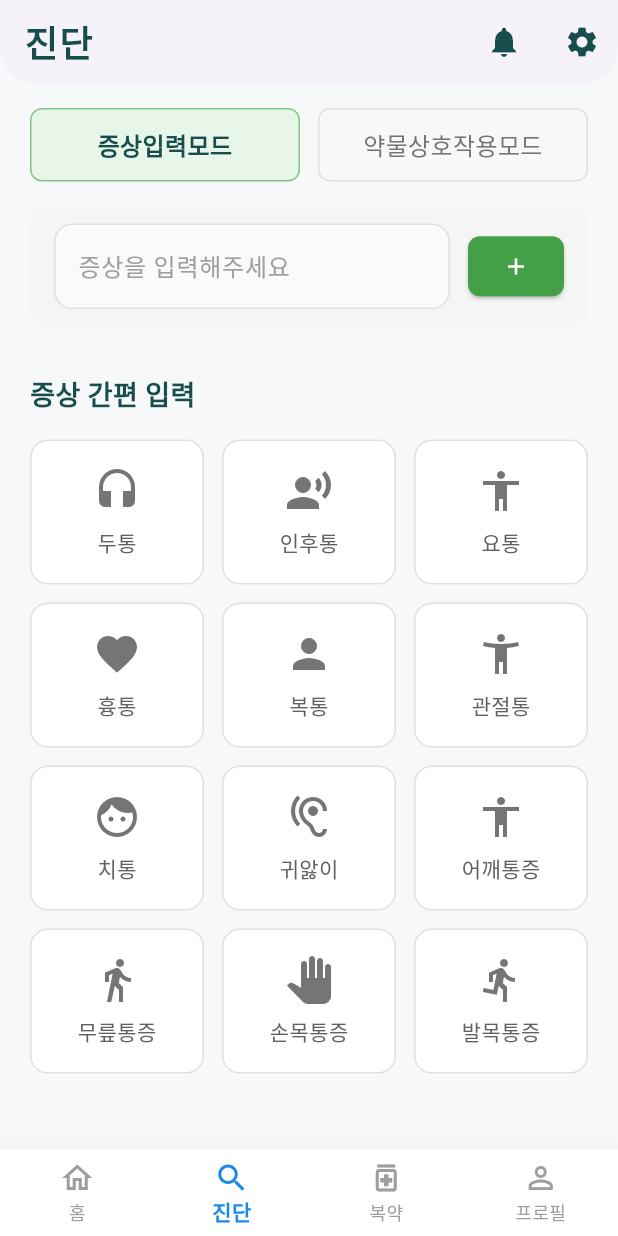
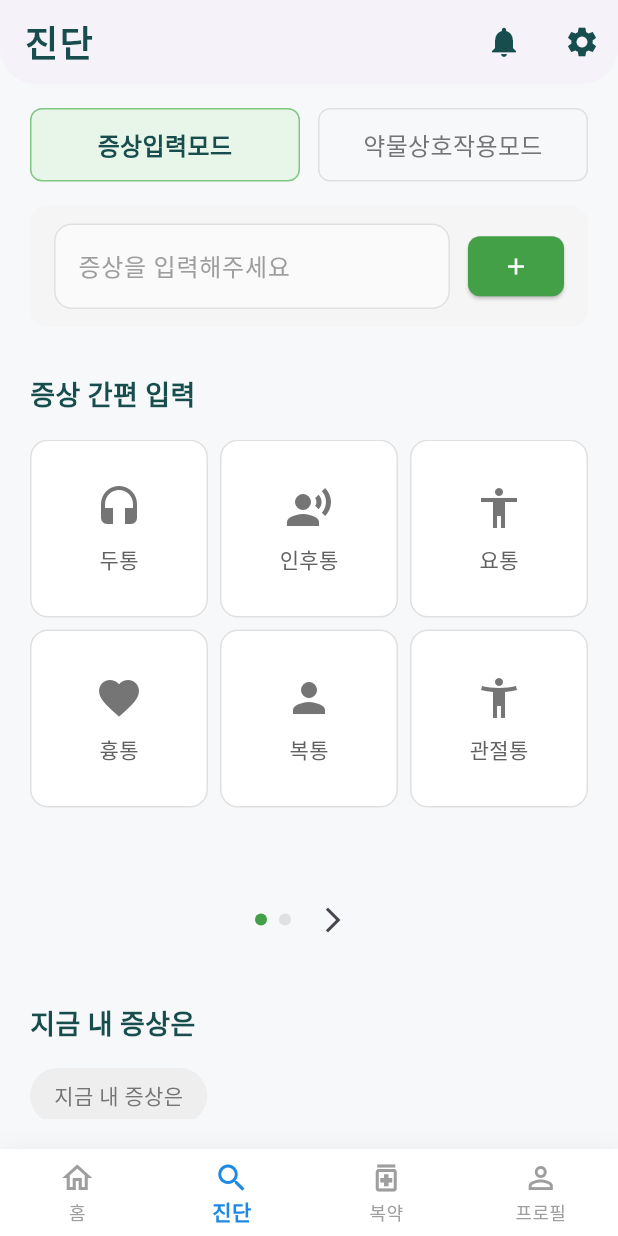
Before and after one commit to KICT2022/frontend, a Flutter app: the SearchScreen screen opened by its route, on a phone screen of 412 x 824 dp. Run offline on Flutter 3.47's test engine with Material 3 defaults, Android fonts, the phone set to English and light mode, and no system bars; our stand-ins replace go_router, shared_preferences; accounts and stored records are empty; Roboto replaces fonts that are missing (NotoSansKR).

Commit message:
증상 카드 페이지네이션 기능 추가 및 페이지 인디케이터 구현

```diff
--- a/lib/screens/search_screen.dart
+++ b/lib/screens/search_screen.dart
@@ -29,11 +29,30 @@ class _SearchScreenState extends State<SearchScreen> {
   String? _validationMessage;
   // 증상 입력 필드 컨트롤러
   TextEditingController _symptomInputController = TextEditingController();
+  // 증상 카드 데이터
+  final List<Map<String, dynamic>> _symptomCards = [
+    {'title': '두통', 'icon': Icons.headset, 'symptom': '머리가 아파요'},
+    {'title': '인후통', 'icon': Icons.record_voice_over, 'symptom': '목이 아파요'},
+    {'title': '요통', 'icon': Icons.accessibility, 'symptom': '허리가 아파요'},
+    {'title': '흉통', 'icon': Icons.favorite, 'symptom': '심장이 아파요'},
+    {'title': '복통', 'icon': Icons.person, 'symptom': '배가 아파요'},
+    {'title': '관절통', 'icon': Icons.accessibility_new, 'symptom': '관절이 아파요'},
+    {'title': '치통', 'icon': Icons.face, 'symptom': '이가 아파요'},
+    {'title': '귀앓이', 'icon': Icons.hearing, 'symptom': '귀가 아파요'},
+    {'title': '어깨통증', 'icon': Icons.accessibility, 'symptom': '어깨가 아파요'},
+    {'title': '무릎통증', 'icon': Icons.directions_walk, 'symptom': '무릎이 아파요'},
+    {'title': '손목통증', 'icon': Icons.pan_tool, 'symptom': '손목이 아파요'},
+    {'title': '발목통증', 'icon': Icons.directions_run, 'symptom': '발목이 아파요'},
+  ];
+  // 페이지 컨트롤러
+  late PageController _pageController;
+  int _currentPage = 0;
 
   @override
   void initState() {
     super.initState();
     _initializeControllers();
+    _pageController = PageController();
   }
 
   @override
@@ -42,6 +61,7 @@ class _SearchScreenState extends State<SearchScreen> {
       controller.dispose();
     }
     _symptomInputController.dispose();
+    _pageController.dispose();
     super.dispose();
   }
 
@@ -106,6 +126,14 @@ class _SearchScreenState extends State<SearchScreen> {
       medicationProvider.addSymptom(symptom);
       _symptomInputController.clear();
     }
+  }
+
+  List<List<Map<String, dynamic>>> _getSymptomPages() {
+    List<List<Map<String, dynamic>>> pages = [];
+    for (int i = 0; i < _symptomCards.length; i += 6) {
+      pages.add(_symptomCards.skip(i).take(6).toList());
+    }
+    return pages;
   }
 
   @override
@@ -189,6 +217,7 @@ class _SearchScreenState extends State<SearchScreen> {
                     onTap: () {
                       setState(() {
                         _isSymptomInput = true;
+                        _currentPage = 0;
                       });
                     },
                     child: Container(
@@ -230,6 +259,7 @@ class _SearchScreenState extends State<SearchScreen> {
                     onTap: () {
                       setState(() {
                         _isSymptomInput = false;
+                        _currentPage = 0;
                       });
                     },
                     child: Container(
@@ -358,26 +388,80 @@ class _SearchScreenState extends State<SearchScreen> {
             const SizedBox(height: 16),
 
             // 증상 아이콘 그리드
-            GridView.count(
-              shrinkWrap: true,
-              physics: const NeverScrollableScrollPhysics(),
-              crossAxisCount: 3,
-              crossAxisSpacing: 12,
-              mainAxisSpacing: 12,
-              childAspectRatio: 1.2,
+            Column(
               children: [
-                _buildSymptomCard('두통', Icons.headset, '머리가 아파요'),
-                _buildSymptomCard('인후통', Icons.record_voice_over, '목이 아파요'),
-                _buildSymptomCard('요통', Icons.accessibility, '허리가 아파요'),
-                _buildSymptomCard('흉통', Icons.favorite, '심장이 아파요'),
-                _buildSymptomCard('복통', Icons.person, '배가 아파요'),
-                _buildSymptomCard('관절통', Icons.accessibility_new, '관절이 아파요'),
-                _buildSymptomCard('치통', Icons.face, '이가 아파요'),
-                _buildSymptomCard('귀앓이', Icons.hearing, '귀가 아파요'),
-                _buildSymptomCard('어깨통증', Icons.accessibility, '어깨가 아파요'),
-                _buildSymptomCard('무릎통증', Icons.directions_walk, '무릎이 아파요'),
-                _buildSymptomCard('손목통증', Icons.pan_tool, '손목이 아파요'),
-                _buildSymptomCard('발목통증', Icons.directions_run, '발목이 아파요'),
+                SizedBox(
+                  height: 280,
+                  child: PageView.builder(
+                    controller: _pageController,
+                    onPageChanged: (index) {
+                      setState(() {
+                        _currentPage = index;
+                      });
+                    },
+                    itemCount: _getSymptomPages().length,
+                    itemBuilder: (context, pageIndex) {
+                      final pageSymptoms = _getSymptomPages()[pageIndex];
+                      return GridView.count(
+                        shrinkWrap: true,
+                        physics: const NeverScrollableScrollPhysics(),
+                        crossAxisCount: 3,
+                        crossAxisSpacing: 8,
+                        mainAxisSpacing: 8,
+                        childAspectRatio: 1.0,
+                        children:
+                            pageSymptoms.map((symptom) {
+                              return _buildSymptomCard(
+                                symptom['title'],
+                                symptom['icon'],
+                                symptom['symptom'],
+                              );
+                            }).toList(),
+                      );
+                    },
+                  ),
+                ),
+                const SizedBox(height: 16),
+                // 페이지 인디케이터
+                Row(
+                  mainAxisAlignment: MainAxisAlignment.center,
+                  children: [
+                    if (_currentPage > 0)
+                      IconButton(
+                        onPressed: () {
+                          _pageController.previousPage(
+                            duration: const Duration(milliseconds: 300),
+                            curve: Curves.easeInOut,
+                          );
+                        },
+                        icon: const Icon(Icons.arrow_back_ios, size: 20),
+                      ),
+                    ...List.generate(_getSymptomPages().length, (index) {
+                      return Container(
+                        margin: const EdgeInsets.symmetric(horizontal: 4),
+                        width: 8,
+                        height: 8,
+                        decoration: BoxDecoration(
+                          shape: BoxShape.circle,
+                          color:
+                              _currentPage == index
+                                  ? Colors.green.shade600
+                                  : Colors.grey.shade300,
+                        ),
+                      );
+                    }),
+                    if (_currentPage < _getSymptomPages().length - 1)
+                      IconButton(
+                        onPressed: () {
+                          _pageController.nextPage(
+                            duration: const Duration(milliseconds: 300),
+                            curve: Curves.easeInOut,
+                          );
+                        },
+                        icon: const Icon(Icons.arrow_forward_ios, size: 20),
+                      ),
+                  ],
+                ),
               ],
             ),
 
```
